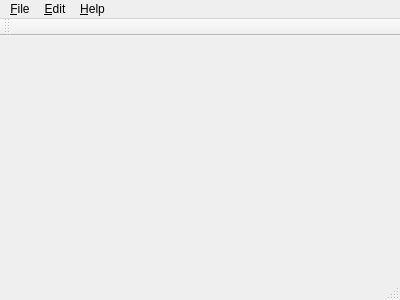
reunanen/anno, file mainwindow.ui: the form before one commit.
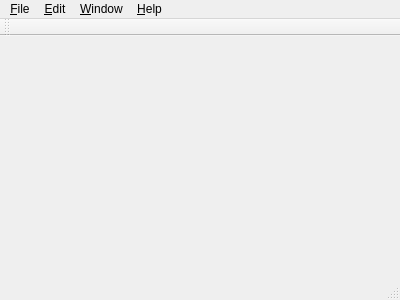
The form after the commit.

Commit message: Add menu item to restore default window positions (resolves #17)

```diff
--- a/mainwindow.ui
+++ b/mainwindow.ui
@@ -49,8 +49,15 @@
     </property>
     <addaction name="actionAbout"/>
    </widget>
+   <widget class="QMenu" name="menuWindow">
+    <property name="title">
+     <string>&amp;Window</string>
+    </property>
+    <addaction name="actionRestoreDefaultWindowPositions"/>
+   </widget>
    <addaction name="menuFile"/>
    <addaction name="menuEdit"/>
+   <addaction name="menuWindow"/>
    <addaction name="menuHelp"/>
   </widget>
   <widget class="QToolBar" name="mainToolBar">
```
Left out of the diff: 5 changed lines with no effect on the pictures. The commit also changes 2 other files.
